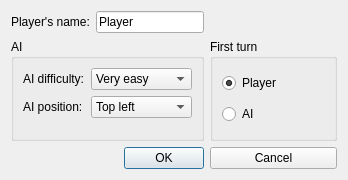
Qt form src/UI/OptionsDialog.ui (GoodNike/SquareHead) before a commit.
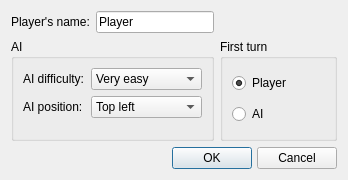
The same form after that commit.

Commit message: Доработана компановка элементов в меню настроек.

```diff
--- a/src/UI/OptionsDialog.ui
+++ b/src/UI/OptionsDialog.ui
@@ -21,14 +21,14 @@
      </property>
     </widget>
    </item>
-   <item row="0" column="1" colspan="2">
+   <item row="0" column="1">
     <widget class="QLineEdit" name="lePlayerName">
      <property name="text">
       <string>Player</string>
      </property>
     </widget>
    </item>
-   <item row="0" column="3">
+   <item row="0" column="2">
     <spacer name="horizontalSpacer">
      <property name="orientation">
       <enum>Qt::Horizontal</enum>
@@ -41,7 +41,7 @@
      </property>
     </spacer>
    </item>
-   <item row="1" column="0" colspan="3">
+   <item row="1" column="0" colspan="2">
     <widget class="QGroupBox" name="groupBox">
      <property name="title">
       <string>AI</string>
@@ -107,7 +107,7 @@
      </layout>
     </widget>
    </item>
-   <item row="1" column="3">
+   <item row="1" column="2">
     <widget class="QGroupBox" name="groupBox_2">
      <property name="title">
       <string>First turn</string>
@@ -133,7 +133,12 @@
      </layout>
     </widget>
    </item>
-   <item row="2" column="0" colspan="2">
+   <item row="2" column="0" colspan="3">
+    <layout class="QHBoxLayout" name="horizontalLayout">
+     <property name="spacing">
+      <number>5</number>
+     </property>
+     <item>
     <spacer name="horizontalSpacer_2">
      <property name="orientation">
       <enum>Qt::Horizontal</enum>
@@ -146,19 +151,21 @@
      </property>
     </spacer>
    </item>
-   <item row="2" column="2">
+     <item>
     <widget class="QPushButton" name="pbOk">
      <property name="text">
       <string>OK</string>
      </property>
     </widget>
    </item>
-   <item row="2" column="3">
+     <item>
     <widget class="QPushButton" name="pbCancel">
      <property name="text">
       <string>Cancel</string>
      </property>
     </widget>
+     </item>
+    </layout>
    </item>
   </layout>
  </widget>
```
Lines whose indentation alone changed are shown as unchanged. The commit also changes 2 other files.
